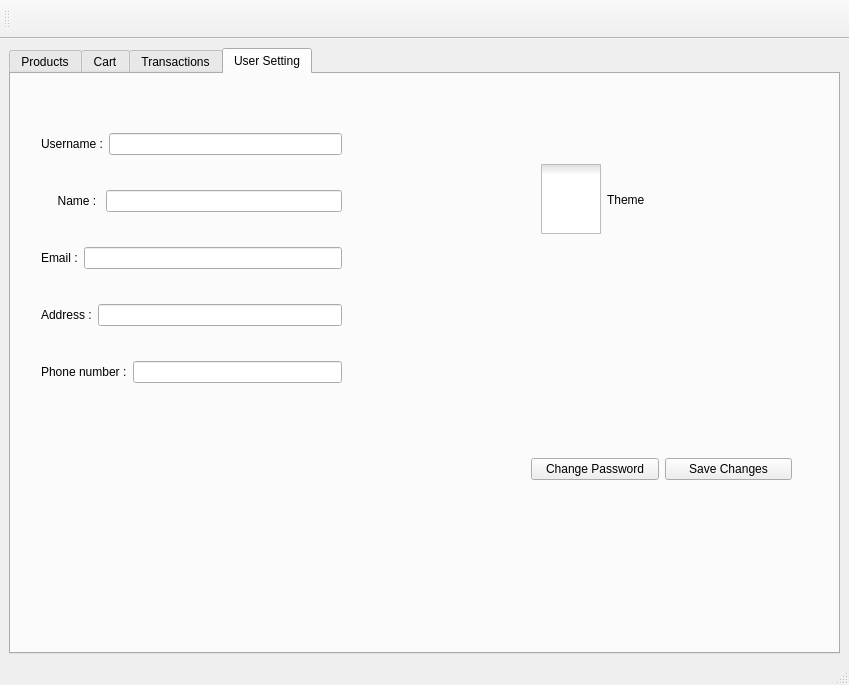
First picture: the form in AP/client_ui.ui, repository AP-projects-4001/Guys, before the edit.
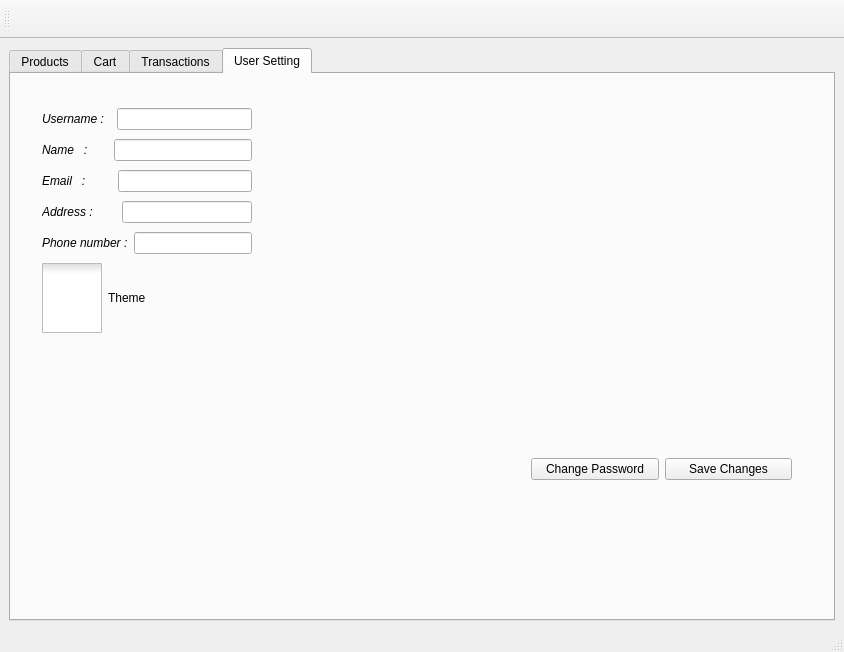
Second picture: the form after the edit. The open tabs and pages were chosen to show the change. Icons and pictures are not drawn.

Commit message: Add function for write email

Patch:
```diff
--- a/AP/client_ui.ui
+++ b/AP/client_ui.ui
@@ -6,8 +6,8 @@
    <rect>
     <x>0</x>
     <y>0</y>
-    <width>849</width>
-    <height>685</height>
+    <width>844</width>
+    <height>652</height>
    </rect>
   </property>
   <property name="windowTitle">
@@ -532,13 +532,38 @@
          </item>
         </layout>
        </widget>
-       <widget class="QWidget" name="layoutWidget">
+       <widget class="QLabel" name="confirm_gif">
         <property name="geometry">
          <rect>
-          <x>30</x>
-          <y>30</y>
-          <width>301</width>
-          <height>311</height>
+          <x>520</x>
+          <y>200</y>
+          <width>121</width>
+          <height>121</height>
+         </rect>
+        </property>
+        <property name="minimumSize">
+         <size>
+          <width>121</width>
+          <height>121</height>
+         </size>
+        </property>
+        <property name="maximumSize">
+         <size>
+          <width>121</width>
+          <height>121</height>
+         </size>
+        </property>
+        <property name="text">
+         <string/>
+        </property>
+       </widget>
+       <widget class="QWidget" name="">
+        <property name="geometry">
+         <rect>
+          <x>31</x>
+          <y>31</y>
+          <width>210</width>
+          <height>237</height>
          </rect>
         </property>
         <layout class="QVBoxLayout" name="verticalLayout_5">
@@ -546,8 +571,13 @@
           <layout class="QHBoxLayout" name="horizontalLayout_6">
            <item>
             <widget class="QLabel" name="label_5">
+             <property name="font">
+              <font>
+               <italic>true</italic>
+              </font>
+             </property>
              <property name="text">
-              <string>Username :</string>
+              <string>Username :  </string>
              </property>
             </widget>
            </item>
@@ -564,8 +594,13 @@
           <layout class="QHBoxLayout" name="horizontalLayout_5">
            <item>
             <widget class="QLabel" name="label_4">
+             <property name="font">
+              <font>
+               <italic>true</italic>
+              </font>
+             </property>
              <property name="text">
-              <string>     Name : </string>
+              <string>Name   :      </string>
              </property>
             </widget>
            </item>
@@ -578,8 +613,13 @@
           <layout class="QHBoxLayout" name="horizontalLayout_7">
            <item>
             <widget class="QLabel" name="label_6">
+             <property name="font">
+              <font>
+               <italic>true</italic>
+              </font>
+             </property>
              <property name="text">
-              <string>Email :</string>
+              <string>Email   :        </string>
              </property>
             </widget>
            </item>
@@ -592,8 +632,13 @@
           <layout class="QHBoxLayout" name="horizontalLayout_8">
            <item>
             <widget class="QLabel" name="label_7">
+             <property name="font">
+              <font>
+               <italic>true</italic>
+              </font>
+             </property>
              <property name="text">
-              <string>Address :</string>
+              <string>Address :       </string>
              </property>
             </widget>
            </item>
@@ -606,6 +651,11 @@
           <layout class="QHBoxLayout" name="horizontalLayout_9">
            <item>
             <widget class="QLabel" name="label_8">
+             <property name="font">
+              <font>
+               <italic>true</italic>
+              </font>
+             </property>
              <property name="text">
               <string>Phone number :</string>
              </property>
@@ -616,20 +666,11 @@
            </item>
           </layout>
          </item>
-        </layout>
-       </widget>
+         <item>
        <widget class="QCheckBox" name="checkBox_theme">
         <property name="enabled">
          <bool>true</bool>
         </property>
-        <property name="geometry">
-         <rect>
-          <x>530</x>
-          <y>90</y>
-          <width>161</width>
-          <height>71</height>
-         </rect>
-        </property>
         <property name="styleSheet">
          <string notr="true">QCheckBox::indicator
 {
@@ -658,30 +699,8 @@
          <bool>false</bool>
         </property>
        </widget>
-       <widget class="QLabel" name="confirm_gif">
-        <property name="geometry">
-         <rect>
-          <x>520</x>
-          <y>200</y>
-          <width>121</width>
-          <height>121</height>
-         </rect>
-        </property>
-        <property name="minimumSize">
-         <size>
-          <width>121</width>
-          <height>121</height>
-         </size>
-        </property>
-        <property name="maximumSize">
-         <size>
-          <width>121</width>
-          <height>121</height>
-         </size>
-        </property>
-        <property name="text">
-         <string/>
-        </property>
+         </item>
+        </layout>
        </widget>
       </widget>
      </widget>
```
Left out of the diff: 2 changed lines with no effect on the pictures. Lines whose indentation alone changed are shown as unchanged. The commit also changes 5 other files.
